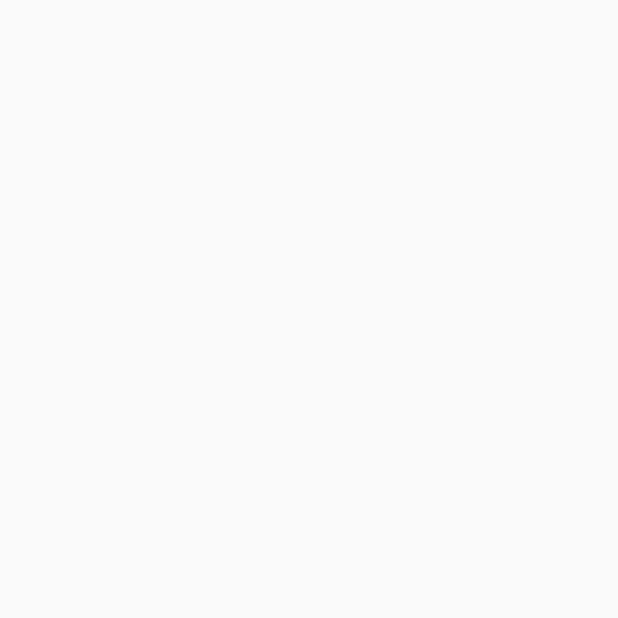
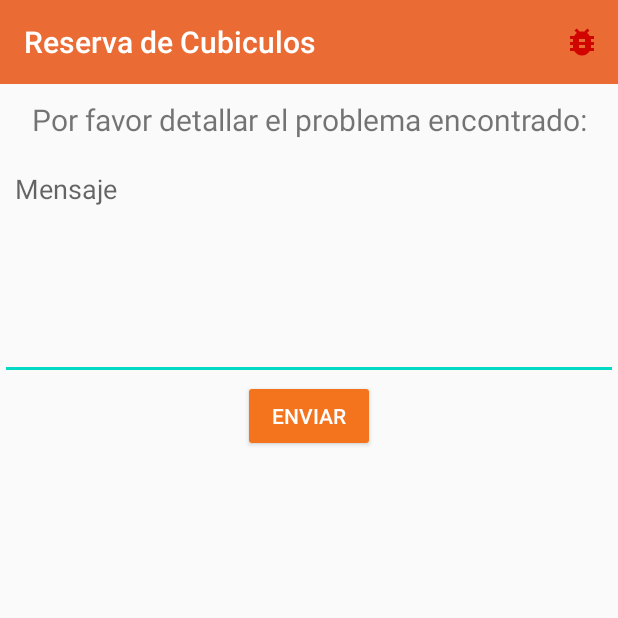
Before and after one commit to jxuaxn/CubiculosUlima, an Android app: the BugActivity screen opened directly, with no data from a screen before it, on a phone screen of 412 x 824 dp, the top half of it. Before the commit the part shown is empty. Run offline under Robolectric (Android 15) with nearby library versions, the phone set to English and light mode, and no system bars.

Commit message:
Activity para enviar mensaje de bug

```diff
--- a/app/src/main/res/layout/activity_bug.xml
+++ b/app/src/main/res/layout/activity_bug.xml
@@ -1,9 +1,45 @@
 <?xml version="1.0" encoding="utf-8"?>
-<androidx.constraintlayout.widget.ConstraintLayout xmlns:android="http://schemas.android.com/apk/res/android"
+<LinearLayout xmlns:android="http://schemas.android.com/apk/res/android"
     xmlns:app="http://schemas.android.com/apk/res-auto"
     xmlns:tools="http://schemas.android.com/tools"
     android:layout_width="match_parent"
     android:layout_height="match_parent"
-    tools:context=".BugActivity">
+    android:orientation="vertical"
+    tools:context=".BugActivity"
+    >
+    <androidx.appcompat.widget.Toolbar
+        android:layout_width="match_parent"
+        android:layout_height="wrap_content"
+        android:id="@+id/toolbar"
+        android:background="@color/colorPrimary"
+        android:theme="@style/ThemeOverlay.AppCompat.Dark.ActionBar"
+        app:title="Reserva de Cubiculos"
+        />
+    <TextView
+        android:paddingTop="10dp"
+        android:paddingBottom="10dp"
+        android:textSize="20dp"
+        android:layout_width="match_parent"
+        android:layout_height="wrap_content"
+        android:text="Por favor detallar el problema encontrado:"
+        android:textAlignment="center"/>
+    <EditText
+        android:id="@+id/eteMensaje"
+        android:padding="10dp"
+        android:layout_width="match_parent"
+        android:layout_height="wrap_content"
+        android:minHeight="150dp"
+        android:hint="Mensaje"
+        android:gravity="start"/>
 
-</androidx.constraintlayout.widget.ConstraintLayout>
+    <Button
+        android:id="@+id/butSendEmail"
+        android:layout_width="wrap_content"
+        android:layout_height="wrap_content"
+        android:layout_gravity="center"
+        android:backgroundTint="#F4741E"
+        android:text="Enviar"
+        android:textColor="#FFFFFF" />
+
+
+</LinearLayout>
```
Also changed, not shown: app/src/main/java/pe/edu/ulima/reservacubiculos/BugActivity.kt (+48 -0 lines).
